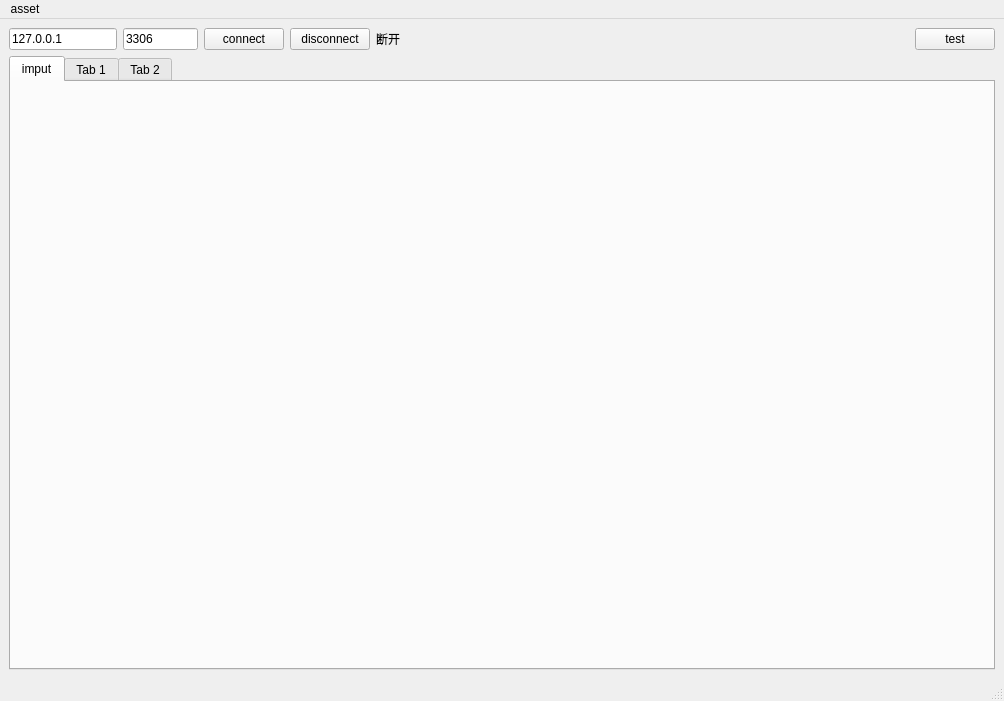
Qt form ui/main.ui (LetMeHold/asset.management) before a commit.
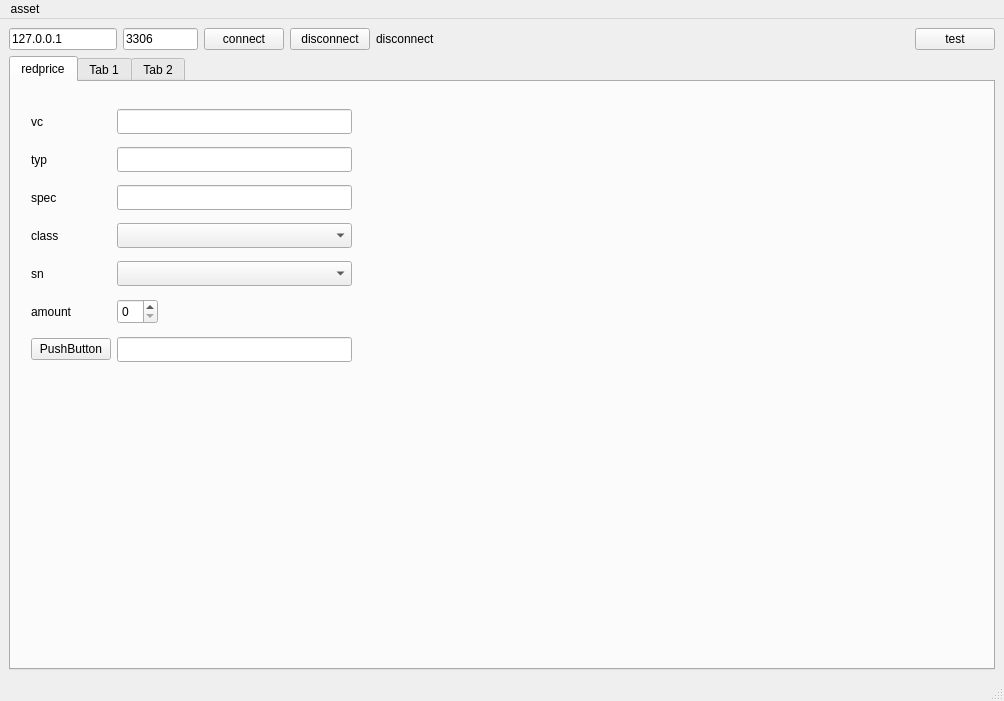
The same form after that commit.

Commit message: 完成计算红本价的交互界面

Patch:
```diff
--- a/ui/main.ui
+++ b/ui/main.ui
@@ -96,7 +96,7 @@
          </size>
         </property>
         <property name="text">
-         <string>断开</string>
+         <string>disconnect</string>
         </property>
        </widget>
       </item>
@@ -135,8 +135,175 @@
       </property>
       <widget class="QWidget" name="tab_3">
        <attribute name="title">
-        <string>imput</string>
+        <string>redprice</string>
        </attribute>
+       <widget class="QWidget" name="">
+        <property name="geometry">
+         <rect>
+          <x>20</x>
+          <y>20</y>
+          <width>321</width>
+          <height>271</height>
+         </rect>
+        </property>
+        <layout class="QGridLayout" name="gridLayout">
+         <item row="1" column="0">
+          <widget class="QLabel" name="label_2">
+           <property name="text">
+            <string>typ</string>
+           </property>
+          </widget>
+         </item>
+         <item row="2" column="1">
+          <widget class="QLineEdit" name="edtSpec">
+           <property name="sizePolicy">
+            <sizepolicy hsizetype="Expanding" vsizetype="Fixed">
+             <horstretch>0</horstretch>
+             <verstretch>0</verstretch>
+            </sizepolicy>
+           </property>
+           <property name="minimumSize">
+            <size>
+             <width>0</width>
+             <height>25</height>
+            </size>
+           </property>
+          </widget>
+         </item>
+         <item row="5" column="0">
+          <widget class="QLabel" name="label_6">
+           <property name="text">
+            <string>amount</string>
+           </property>
+          </widget>
+         </item>
+         <item row="4" column="0">
+          <widget class="QLabel" name="label_5">
+           <property name="text">
+            <string>sn</string>
+           </property>
+          </widget>
+         </item>
+         <item row="4" column="1">
+          <widget class="QComboBox" name="cmbSn">
+           <property name="sizePolicy">
+            <sizepolicy hsizetype="Preferred" vsizetype="Fixed">
+             <horstretch>0</horstretch>
+             <verstretch>0</verstretch>
+            </sizepolicy>
+           </property>
+           <property name="minimumSize">
+            <size>
+             <width>0</width>
+             <height>25</height>
+            </size>
+           </property>
+          </widget>
+         </item>
+         <item row="1" column="1">
+          <widget class="QLineEdit" name="edtTyp">
+           <property name="sizePolicy">
+            <sizepolicy hsizetype="Expanding" vsizetype="Fixed">
+             <horstretch>0</horstretch>
+             <verstretch>0</verstretch>
+            </sizepolicy>
+           </property>
+           <property name="minimumSize">
+            <size>
+             <width>0</width>
+             <height>25</height>
+            </size>
+           </property>
+          </widget>
+         </item>
+         <item row="5" column="1">
+          <widget class="QSpinBox" name="sbAmount">
+           <property name="sizePolicy">
+            <sizepolicy hsizetype="Fixed" vsizetype="Maximum">
+             <horstretch>0</horstretch>
+             <verstretch>0</verstretch>
+            </sizepolicy>
+           </property>
+           <property name="minimumSize">
+            <size>
+             <width>0</width>
+             <height>25</height>
+            </size>
+           </property>
+          </widget>
+         </item>
+         <item row="0" column="1">
+          <widget class="QLineEdit" name="edtVc">
+           <property name="sizePolicy">
+            <sizepolicy hsizetype="Expanding" vsizetype="Fixed">
+             <horstretch>0</horstretch>
+             <verstretch>0</verstretch>
+            </sizepolicy>
+           </property>
+           <property name="minimumSize">
+            <size>
+             <width>0</width>
+             <height>25</height>
+            </size>
+           </property>
+          </widget>
+         </item>
+         <item row="0" column="0">
+          <widget class="QLabel" name="label">
+           <property name="text">
+            <string>vc</string>
+           </property>
+          </widget>
+         </item>
+         <item row="3" column="1">
+          <widget class="QComboBox" name="cmbClass">
+           <property name="sizePolicy">
+            <sizepolicy hsizetype="Preferred" vsizetype="Fixed">
+             <horstretch>0</horstretch>
+             <verstretch>0</verstretch>
+            </sizepolicy>
+           </property>
+           <property name="minimumSize">
+            <size>
+             <width>0</width>
+             <height>25</height>
+            </size>
+           </property>
+          </widget>
+         </item>
+         <item row="2" column="0">
+          <widget class="QLabel" name="label_3">
+           <property name="text">
+            <string>spec</string>
+           </property>
+          </widget>
+         </item>
+         <item row="3" column="0">
+          <widget class="QLabel" name="label_4">
+           <property name="text">
+            <string>class</string>
+           </property>
+          </widget>
+         </item>
+         <item row="6" column="0">
+          <widget class="QPushButton" name="btnCount">
+           <property name="text">
+            <string>PushButton</string>
+           </property>
+          </widget>
+         </item>
+         <item row="6" column="1">
+          <widget class="QLineEdit" name="edtResult">
+           <property name="minimumSize">
+            <size>
+             <width>0</width>
+             <height>25</height>
+            </size>
+           </property>
+          </widget>
+         </item>
+        </layout>
+       </widget>
       </widget>
       <widget class="QWidget" name="tab">
        <attribute name="title">
```
Left out of the diff: 2 changed lines with no effect on the pictures. The commit also changes 2 other files.
